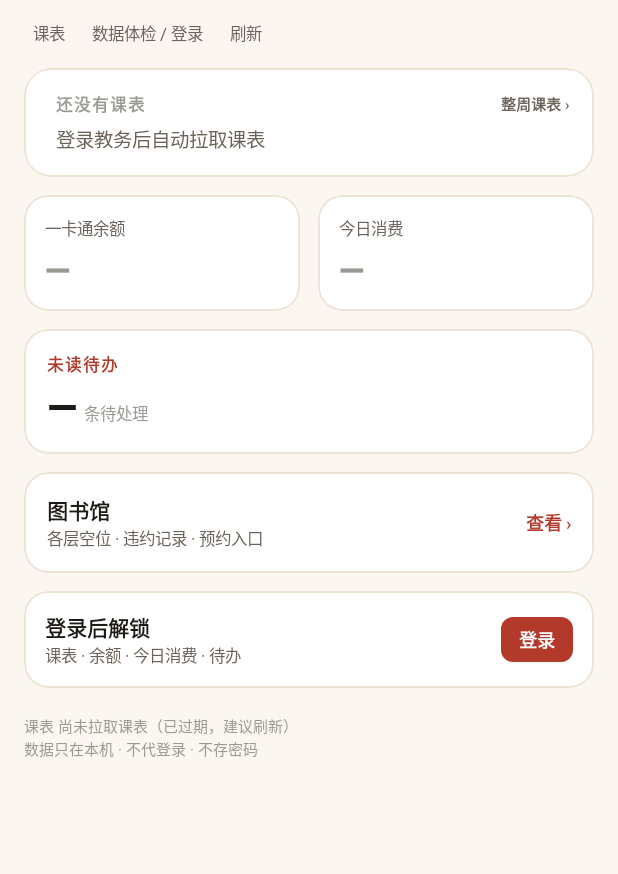
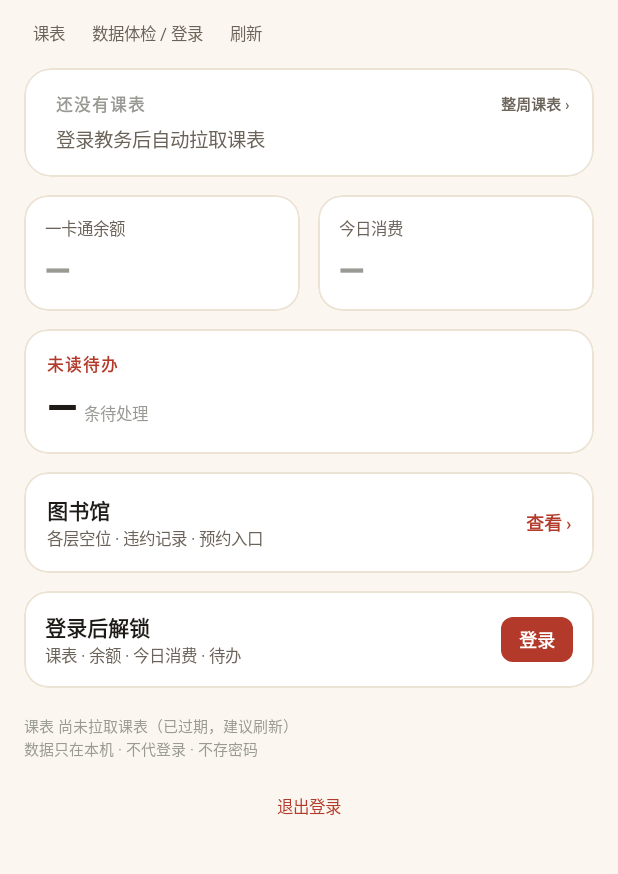
Before and after one commit to Chinalelle/ubcm, an Android app built with Jetpack Compose: the composable MainContent shown on its own in the app's theme, after a tap on "‹ 返回首页", on a phone screen of 412 x 824 dp, the part 90-964 px from its top. Run offline under Robolectric (Android 15) with nearby library versions, the phone set to English and light mode, and no system bars; pictures from the network do not load; 1 other tap on this screen came first.

Commit message:
feat(login): 退出登录，一键清空凭证回登录页
- Session.clearCredentials()：清 7 个凭证 key，但保留 first_week_monday
  （周次锚点是课程配置不是凭证；顺手清掉用户下次得重填，忘了填会让周次静默算错）
- onLogout 同时清 WebView cookie，否则「网页补座位」会带着旧会话直接进去
- LoginViewModel.reset() 清掉上一轮的 steps/error/验证码图，
  否则登录页会显示上次「凭证已齐」的旧进度条
- 入口两处：体检页顶部、首页底部；都用点两次确认，不弹窗（与项目一贯交互一致）
- 清完 gateKey++ → audit 变不齐 → 自动切回登录页

模拟器验证：确认退出 → 回登录页 0/6 且 prefs 只剩锚点；
取消 → 仍停在体检页，7 个 key 一个没少。

```diff
--- a/app-android/app/src/main/java/com/kang/ubcm/HomeScreen.kt
+++ b/app-android/app/src/main/java/com/kang/ubcm/HomeScreen.kt
@@ -12,6 +12,9 @@ import androidx.compose.material3.Text
 import androidx.compose.runtime.Composable
 import androidx.compose.runtime.LaunchedEffect
 import androidx.compose.runtime.getValue
+import androidx.compose.runtime.mutableStateOf
+import androidx.compose.runtime.remember
+import androidx.compose.runtime.setValue
 import androidx.compose.ui.Alignment
 import androidx.compose.ui.Modifier
 import androidx.compose.ui.draw.clip
@@ -34,6 +37,7 @@ fun HomeScreen(
     onOpenLogin: () -> Unit,
     onOpenLibrary: () -> Unit,
     onOpenWeek: () -> Unit,
+    onLogout: () -> Unit = {},
 ) {
     val st by vm.state.collectAsStateWithLifecycle()
 
@@ -82,6 +86,7 @@ fun HomeScreen(
             }
 
             item { FootNote(st) }
+            item { HomeLogoutRow(onLogout) }
         }
         }
     }
@@ -553,3 +558,55 @@ private fun CardShell(
         content = content,
     )
 }
+
+/**
+ * 首页底部的退出登录。和体检页同一个交互：**点两次确认**（不弹窗）。
+ * 误触会清空全部凭证、要重新输密码，值得挡一下。
+ */
+@Composable
+private fun HomeLogoutRow(onLogout: () -> Unit) {
+    var confirming by remember { mutableStateOf(false) }
+    Row(
+        Modifier.fillMaxWidth().padding(top = 4.dp, bottom = 8.dp),
+        verticalAlignment = Alignment.CenterVertically,
+        horizontalArrangement = Arrangement.Center,
+    ) {
+        if (!confirming) {
+            Text(
+                "退出登录",
+                fontSize = 11.sp,
+                color = UbcmColors.Cinnabar,
+                modifier = Modifier
+                    .clip(RoundedCornerShape(8.dp))
+                    .clickable { confirming = true }
+                    .padding(horizontal = 10.dp, vertical = 6.dp),
+            )
+        } else {
+            Row(verticalAlignment = Alignment.CenterVertically) {
+                Text("清空所有凭证？", fontSize = 11.sp, color = UbcmColors.InkSoft)
+                Spacer(Modifier.width(6.dp))
+                Text(
+                    "确认退出",
+                    fontSize = 11.sp,
+                    fontWeight = FontWeight.Bold,
+                    color = androidx.compose.ui.graphics.Color.White,
+                    modifier = Modifier
+                        .clip(RoundedCornerShape(8.dp))
+                        .background(UbcmColors.Cinnabar)
+                        .clickable { onLogout() }
+                        .padding(horizontal = 10.dp, vertical = 6.dp),
+                )
+                Spacer(Modifier.width(6.dp))
+                Text(
+                    "取消",
+                    fontSize = 11.sp,
+                    color = UbcmColors.Ash,
+                    modifier = Modifier
+                        .clip(RoundedCornerShape(6.dp))
+                        .clickable { confirming = false }
+                        .padding(horizontal = 8.dp, vertical = 6.dp),
+                )
+            }
+        }
+    }
+}
--- a/app-android/app/src/main/java/com/kang/ubcm/MainActivity.kt
+++ b/app-android/app/src/main/java/com/kang/ubcm/MainActivity.kt
@@ -134,11 +134,20 @@ private fun AppRoot() {
         return
     }
 
-    MainContent()
+    MainContent(
+        onLogout = {
+            Session.clearCredentials(ctx)
+            // WebView 的学校会话也要清，否则重新用「网页补座位」时会带着旧会话直接进去
+            android.webkit.CookieManager.getInstance().removeAllCookies(null)
+            android.webkit.CookieManager.getInstance().flush()
+            loginVm.reset()
+            gateKey++          // 重算 audit → 凭证不齐 → 自动回到登录页
+        }
+    )
 }
 
 @Composable
-private fun MainContent() {
+private fun MainContent(onLogout: () -> Unit) {
     val homeVm: HomeViewModel = viewModel()
     val probeVm: ProbeViewModel = viewModel()
     val libVm: LibraryViewModel = viewModel()
@@ -157,6 +166,7 @@ private fun MainContent() {
             },
             onOpenLibrary = { page = Page.LIBRARY },
             onOpenWeek = { page = Page.WEEK },
+            onLogout = onLogout,
         )
 
         Page.WEEK -> WeekScreen(
@@ -192,6 +202,7 @@ private fun MainContent() {
         Page.PROBE -> Screen(
             vm = probeVm,
             initialShowAuth = showAuth,
+            onLogout = onLogout,
             onBack = {
                 page = Page.HOME
                 showAuth = false
@@ -207,6 +218,7 @@ private fun MainContent() {
 private fun Screen(
     vm: ProbeViewModel = viewModel(),
     initialShowAuth: Boolean = false,
+    onLogout: () -> Unit = {},
     onBack: () -> Unit = {},
 ) {
     val st by vm.state.collectAsStateWithLifecycle()
@@ -231,7 +243,7 @@ private fun Screen(
                 contentPadding = PaddingValues(start = 16.dp, end = 16.dp, top = 12.dp, bottom = 20.dp),
                 verticalArrangement = Arrangement.spacedBy(10.dp),
             ) {
-                item { BackRow(onBack) }
+                item { BackRow(onBack, onLogout = onLogout) }
                 item { Header(st, onAuth = { showAuth = !showAuth }) }
 
                 // 一卡通是 WebView 承载的，单独给一个明显的入口
@@ -271,16 +283,68 @@ private fun Screen(
     }
 }
 
+/**
+ * 顶部一行：返回首页 + 退出登录。
+ *
+ * 退出登录用**点两次确认**而不是弹窗 —— 和项目里其它交互保持一致（不弹窗），
+ * 而且误触就清空全部凭证、要重新输密码，值得挡一下。
+ */
 @Composable
-private fun BackRow(onBack: () -> Unit) {
+private fun BackRow(onBack: () -> Unit, onLogout: () -> Unit = {}) {
+    var confirming by remember { mutableStateOf(false) }
+
     Row(
-        Modifier
-            .clip(RoundedCornerShape(8.dp))
-            .clickable { onBack() }
-            .padding(vertical = 5.dp, horizontal = 3.dp),
+        Modifier.fillMaxWidth().padding(vertical = 5.dp),
         verticalAlignment = Alignment.CenterVertically,
     ) {
-        Text("‹  返回首页", fontSize = 12.sp, fontWeight = FontWeight.SemiBold, color = InkSoft)
+        Text(
+            "‹  返回首页",
+            fontSize = 12.sp,
+            fontWeight = FontWeight.SemiBold,
+            color = InkSoft,
+            modifier = Modifier
+                .clip(RoundedCornerShape(8.dp))
+                .clickable { onBack() }
+                .padding(vertical = 5.dp, horizontal = 3.dp),
+        )
+        Spacer(Modifier.weight(1f))
+        if (!confirming) {
+            Text(
+                "退出登录",
+                fontSize = 12.sp,
+                color = Cinnabar,
+                modifier = Modifier
+                    .clip(RoundedCornerShape(8.dp))
+                    .clickable { confirming = true }
+                    .padding(horizontal = 8.dp, vertical = 5.dp),
+            )
+        } else {
+            Row(verticalAlignment = Alignment.CenterVertically) {
+                Text("清空所有凭证？", fontSize = 11.sp, color = InkSoft)
+                Spacer(Modifier.width(6.dp))
+                Text(
+                    "确认退出",
+                    fontSize = 12.sp,
+                    fontWeight = FontWeight.Bold,
+                    color = Color.White,
+                    modifier = Modifier
+                        .clip(RoundedCornerShape(8.dp))
+                        .background(Cinnabar)
+                        .clickable { onLogout() }
+                        .padding(horizontal = 10.dp, vertical = 5.dp),
+                )
+                Spacer(Modifier.width(6.dp))
+                Text(
+                    "取消",
+                    fontSize = 11.sp,
+                    color = Ash,
+                    modifier = Modifier
+                        .clip(RoundedCornerShape(6.dp))
+                        .clickable { confirming = false }
+                        .padding(horizontal = 6.dp, vertical = 5.dp),
+                )
+            }
+        }
     }
 }
 
```
Also changed, not shown: app-android/app/src/main/java/com/kang/ubcm/LoginViewModel.kt (+11 -0 lines), app-android/app/src/main/java/com/kang/ubcm/Session.kt (+23 -0 lines), 2 other files.
